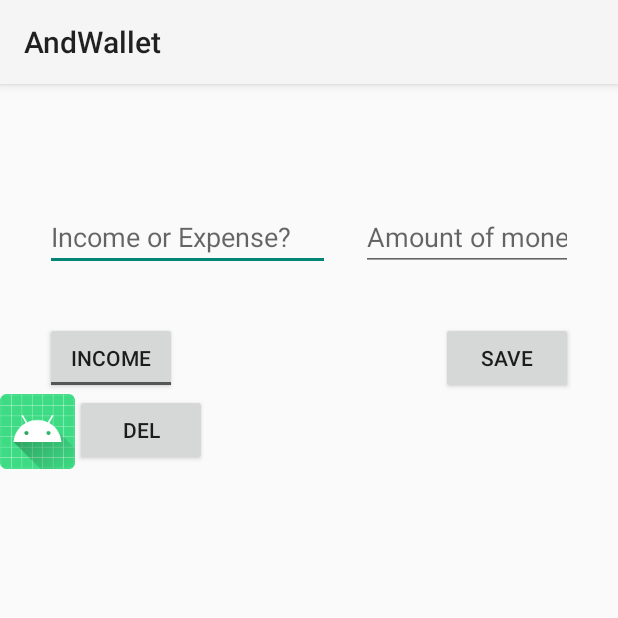
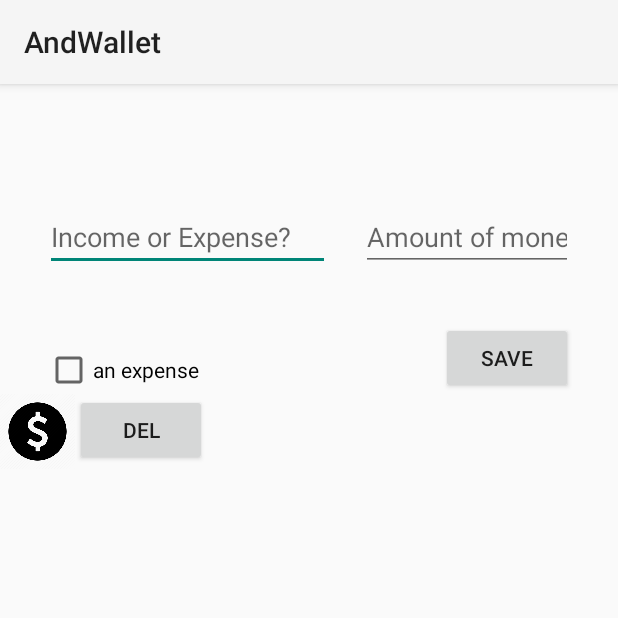
Before and after one commit to annguyen9461/androidProjects, an Android app: the screen it shows after launch (MainActivity), after a tap on "SAVE", on a phone screen of 412 x 824 dp, the top half of it. Run offline under Robolectric (Android 15) with nearby library versions, the phone set to English and light mode, and no system bars.

Commit message:
icons working

```diff
--- a/AndWallet/app/src/main/java/hu/ait/andwallet/MainActivity.kt
+++ b/AndWallet/app/src/main/java/hu/ait/andwallet/MainActivity.kt
@@ -26,9 +26,15 @@ class MainActivity : AppCompatActivity() {
         moneyRow.tvMoneyAmt.text = binding.etMoneyAmount.text.toString()
 
         moneyRow.btnDelete.setOnClickListener {
-            binding.root.removeView(moneyRow.root)
+            binding.layoutContent.removeView(moneyRow.root)
         }
 
-        binding.root.addView(moneyRow.root)
+        if (binding.cbIsExpense.isChecked) {
+            moneyRow.ivIcon.setImageResource(R.drawable.expense)
+        } else {
+            moneyRow.ivIcon.setImageResource(R.drawable.income)
+        }
+
+        binding.layoutContent.addView(moneyRow.root)
     }
 }
--- a/AndWallet/app/src/main/res/layout/activity_main.xml
+++ b/AndWallet/app/src/main/res/layout/activity_main.xml
@@ -35,15 +35,6 @@
             android:orientation="vertical"
             app:layout_constraintGuide_begin="30dp" />
 
-        <ToggleButton
-            android:id="@+id/btnToggle"
-            android:layout_width="wrap_content"
-            android:layout_height="wrap_content"
-            android:textOn="Expense"
-            android:textOff="Income"
-            app:layout_constraintBottom_toBottomOf="parent"
-            app:layout_constraintStart_toStartOf="@+id/guideline2">
-        </ToggleButton>
 
         <androidx.constraintlayout.widget.Guideline
             android:id="@+id/guideline4"
@@ -59,6 +50,14 @@
             android:orientation="horizontal"
             app:layout_constraintGuide_begin="207dp" />
 
+        <CheckBox
+            android:id="@+id/cbIsExpense"
+            android:layout_width="wrap_content"
+            android:layout_height="wrap_content"
+            android:text="an expense"
+            app:layout_constraintBottom_toBottomOf="parent"
+            app:layout_constraintStart_toStartOf="@+id/guideline2" />
+
         <Button
             android:id="@+id/btnSave"
             android:layout_width="wrap_content"
@@ -66,6 +65,7 @@
             android:text="save"
             app:layout_constraintBottom_toBottomOf="parent"
             app:layout_constraintEnd_toStartOf="@+id/guideline4"></Button>
+
 
         <androidx.constraintlayout.widget.Guideline
             android:id="@+id/guideline5"
@@ -75,6 +75,17 @@
             app:layout_constraintGuide_begin="125dp" />
     </androidx.constraintlayout.widget.ConstraintLayout>
 
+    <ScrollView
+        android:layout_width="match_parent"
+        android:layout_height="match_parent">
+
+        <LinearLayout
+            android:id="@+id/layoutContent"
+            android:layout_width="match_parent"
+            android:layout_height="wrap_content"
+            android:orientation="vertical"/>
+
+    </ScrollView>
 
 
 </LinearLayout>
--- a/AndWallet/app/src/main/res/layout/money_row.xml
+++ b/AndWallet/app/src/main/res/layout/money_row.xml
@@ -5,9 +5,9 @@
     android:orientation="horizontal">
 
     <ImageView
+        android:id="@+id/ivIcon"
         android:layout_width="50dp"
-        android:layout_height="50dp"
-        android:src="@mipmap/ic_launcher"/>
+        android:layout_height="50dp"/>
 
     <TextView
         android:id="@+id/tvMoneyTitle"
```
Also changed, not shown: AndWallet/app/src/main/res/drawable-v24/expense.jpeg (added), AndWallet/app/src/main/res/drawable-v24/income.png (added).
